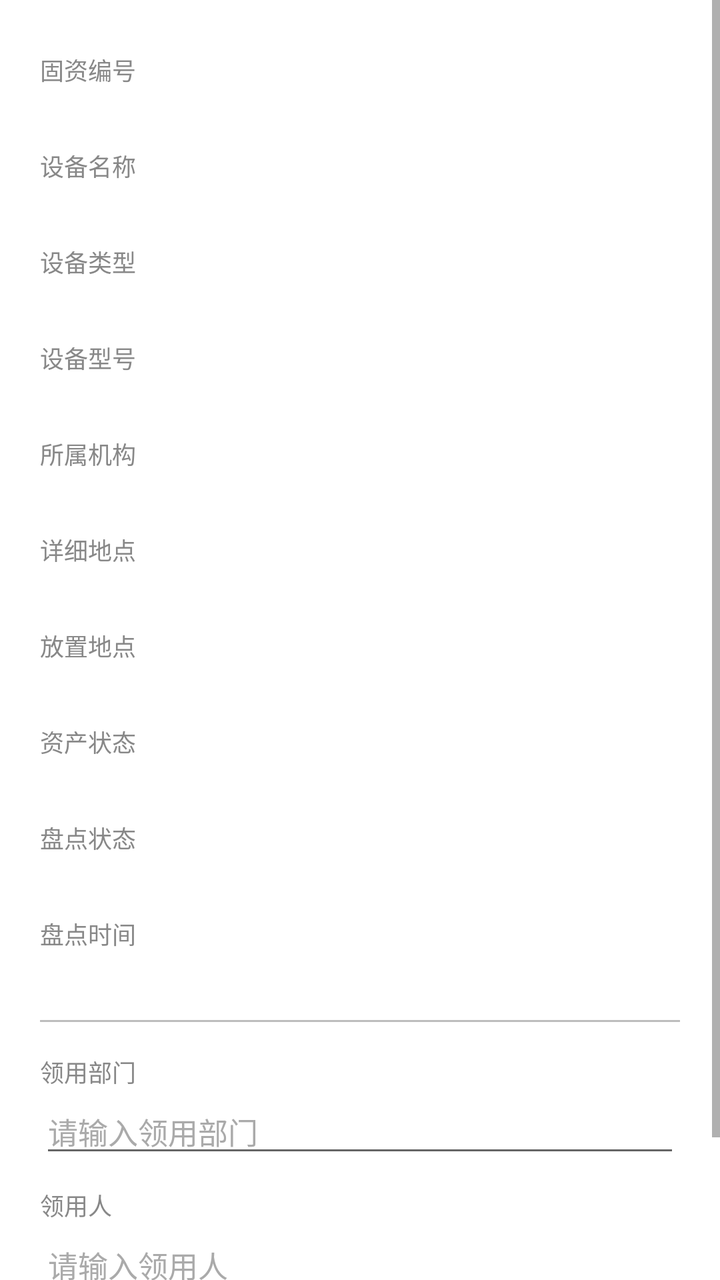
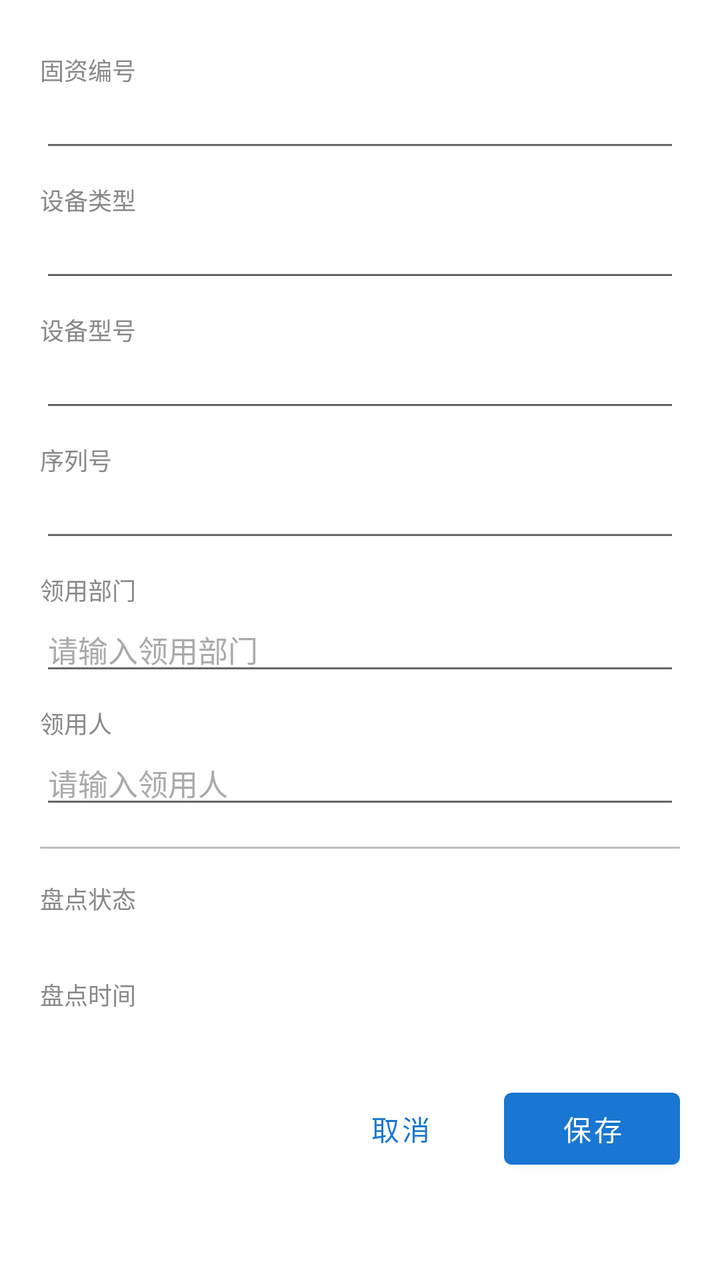

The first picture is an Android layout as it rendered before a commit; the second is the same layout after the commit. The layout source and the unified diff follow.
<!-- AndroidManifest.xml: application theme Theme.HuaxiaInventory -->
<!-- res/layout/dialog_asset_detail.xml -->
<?xml version="1.0" encoding="utf-8"?>
<ScrollView
    xmlns:android="http://schemas.android.com/apk/res/android"
    android:layout_width="match_parent"
    android:layout_height="wrap_content"
    android:fillViewport="false"
    android:background="@color/cardCorner">

    <LinearLayout
        android:layout_width="match_parent"
        android:layout_height="wrap_content"
        android:orientation="vertical"
        android:paddingStart="20dp"
        android:paddingEnd="20dp"
        android:paddingTop="16dp"
        android:paddingBottom="8dp">

        <TextView style="@style/DialogLabel"
            android:text="@string/label_epc" />
        <TextView android:id="@+id/dlgEpcTv"
            style="@style/DialogValue" />

        <TextView style="@style/DialogLabel"
            android:text="@string/label_asset_name" />
        <TextView android:id="@+id/dlgNameTv"
            style="@style/DialogValue" />

        <TextView style="@style/DialogLabel"
            android:text="@string/label_asset_type" />
        <TextView android:id="@+id/dlgTypeTv"
            style="@style/DialogValue" />

        <TextView style="@style/DialogLabel"
            android:text="@string/label_asset_model" />
        <TextView android:id="@+id/dlgModelTv"
            style="@style/DialogValue" />

        <TextView style="@style/DialogLabel"
            android:text="@string/label_org" />
        <TextView android:id="@+id/dlgOrgTv"
            style="@style/DialogValue" />

        <TextView style="@style/DialogLabel"
            android:text="@string/label_detailed_location" />
        <TextView android:id="@+id/dlgDetailedLocationTv"
            style="@style/DialogValue" />

        <TextView style="@style/DialogLabel"
            android:text="@string/label_placement_location" />
        <TextView android:id="@+id/dlgPlacementLocationTv"
            style="@style/DialogValue" />

        <TextView style="@style/DialogLabel"
            android:text="@string/label_asset_status" />
        <TextView android:id="@+id/dlgAssetStatusTv"
            style="@style/DialogValue" />

        <TextView style="@style/DialogLabel"
            android:text="@string/label_inventory_status" />
        <TextView android:id="@+id/dlgInventoryStatusTv"
            style="@style/DialogValue" />

        <TextView style="@style/DialogLabel"
            android:text="@string/label_inventory_time" />
        <TextView android:id="@+id/dlgInventoryTimeTv"
            style="@style/DialogValue" />

        <View
            android:layout_width="match_parent"
            android:layout_height="1dp"
            android:layout_marginTop="14dp"
            android:layout_marginBottom="6dp"
            android:background="@color/borderDashed" />

        <TextView style="@style/DialogLabel"
            android:text="@string/label_borrow_dept" />
        <EditText
            android:id="@+id/dlgBorrowDeptEt"
            android:layout_width="match_parent"
            android:layout_height="wrap_content"
            android:hint="@string/hint_borrow_dept"
            android:textSize="15sp"
            android:textColor="@android:color/black"
            android:textColorHint="@color/textLightHint"
            android:inputType="text"
            android:maxLines="1"
            android:autofillHints="organizationName" />

        <TextView style="@style/DialogLabel"
            android:layout_marginTop="10dp"
            android:text="@string/label_borrower" />
        <EditText
            android:id="@+id/dlgBorrowerEt"
            android:layout_width="match_parent"
            android:layout_height="wrap_content"
            android:hint="@string/hint_borrower"
            android:textSize="15sp"
            android:textColor="@android:color/black"
            android:textColorHint="@color/textLightHint"
            android:inputType="text"
            android:maxLines="1"
            android:autofillHints="personName" />

        <LinearLayout
            android:layout_width="match_parent"
            android:layout_height="wrap_content"
            android:orientation="horizontal"
            android:gravity="end"
            android:layout_marginTop="14dp">

            <com.google.android.material.button.MaterialButton
                android:id="@+id/dlgCancelBtn"
                style="@style/Widget.MaterialComponents.Button.TextButton"
                android:layout_width="wrap_content"
                android:layout_height="wrap_content"
                android:text="@string/action_cancel" />

            <com.google.android.material.button.MaterialButton
                android:id="@+id/dlgSaveBtn"
                style="@style/Widget.MaterialComponents.Button"
                android:layout_width="wrap_content"
                android:layout_height="wrap_content"
                android:layout_marginStart="8dp"
                android:text="@string/action_save" />
        </LinearLayout>
    </LinearLayout>
</ScrollView>
<!-- resources referenced by this layout -->
<resources>
  <color name="borderDashed">#BDBDBD</color>
  <color name="cardCorner">#FFFFFF</color>
  <color name="textLightHint">#AAAAAA</color>
  <string name="action_cancel">取消</string>
  <string name="action_save">保存</string>
  <string name="hint_borrow_dept">请输入领用部门</string>
  <string name="hint_borrower">请输入领用人</string>
  <string name="label_asset_model">设备型号</string>
  <string name="label_asset_name">设备名称</string>
  <string name="label_asset_status">资产状态</string>
  <string name="label_asset_type">设备类型</string>
  <string name="label_borrow_dept">领用部门</string>
  <string name="label_borrower">领用人</string>
  <string name="label_detailed_location">详细地点</string>
  <string name="label_epc">固资编号</string>
  <string name="label_inventory_status">盘点状态</string>
  <string name="label_inventory_time">盘点时间</string>
  <string name="label_org">所属机构</string>
  <string name="label_placement_location">放置地点</string>
  <style name="DialogLabel" parent="">
          <item name="android:layout_width">match_parent</item>
          <item name="android:layout_height">wrap_content</item>
          <item name="android:layout_marginTop">10dp</item>
          <item name="android:textSize">@dimen/textSizeLabel</item>
          <item name="android:textColor">@color/textHint</item>
      </style>
  <style name="DialogValue" parent="">
          <item name="android:layout_width">match_parent</item>
          <item name="android:layout_height">wrap_content</item>
          <item name="android:textSize">15sp</item>
          <item name="android:textColor">@android:color/black</item>
      </style>
  <style name="Theme.HuaxiaInventory" parent="Theme.MaterialComponents.DayNight.NoActionBar">
          <item name="colorPrimary">@color/colorPrimary</item>
          <item name="colorPrimaryDark">@color/colorPrimaryDark</item>
          <item name="colorAccent">@color/colorAccent</item>
          <item name="colorOnPrimary">@android:color/white</item>
          <item name="android:statusBarColor">@color/colorPrimary</item>
          <item name="android:windowLightStatusBar">false</item>
          <item name="toolbarStyle">@style/Huaxia.Toolbar</item>
      </style>
  <dimen name="textSizeLabel">12sp</dimen>
  <color name="textHint">#888888</color>
  <color name="colorPrimary">#1976D2</color>
  <color name="colorPrimaryDark">#0D47A1</color>
  <color name="colorAccent">#FF9800</color>
  <style name="Huaxia.Toolbar" parent="Widget.MaterialComponents.Toolbar.Primary">
          <item name="android:background">@color/colorPrimary</item>
          <item name="titleTextColor">@android:color/white</item>
          <item name="subtitleTextColor">@android:color/white</item>
          <item name="android:elevation">4dp</item>
      </style>
</resources>

<!-- the commit's change to res/layout/dialog_asset_detail.xml (unified diff, before → after) -->
@@ -17,60 +17,49 @@
 
         <TextView style="@style/DialogLabel"
             android:text="@string/label_epc" />
-        <TextView android:id="@+id/dlgEpcTv"
-            style="@style/DialogValue" />
-
-        <TextView style="@style/DialogLabel"
-            android:text="@string/label_asset_name" />
-        <TextView android:id="@+id/dlgNameTv"
-            style="@style/DialogValue" />
+        <EditText
+            android:id="@+id/dlgEpcEt"
+            android:layout_width="match_parent"
+            android:layout_height="wrap_content"
+            android:textSize="15sp"
+            android:textColor="@android:color/black"
+            android:textColorHint="@color/textLightHint"
+            android:inputType="number"
+            android:digits="0123456789"
+            android:maxLines="1" />
 
         <TextView style="@style/DialogLabel"
             android:text="@string/label_asset_type" />
-        <TextView android:id="@+id/dlgTypeTv"
-            style="@style/DialogValue" />
+        <EditText
+            android:id="@+id/dlgTypeEt"
+            android:layout_width="match_parent"
+            android:layout_height="wrap_content"
+            android:textSize="15sp"
+            android:textColor="@android:color/black"
+            android:inputType="text"
+            android:maxLines="1" />
 
         <TextView style="@style/DialogLabel"
             android:text="@string/label_asset_model" />
-        <TextView android:id="@+id/dlgModelTv"
-            style="@style/DialogValue" />
+        <EditText
+            android:id="@+id/dlgModelEt"
+            android:layout_width="match_parent"
+            android:layout_height="wrap_content"
+            android:textSize="15sp"
+            android:textColor="@android:color/black"
+            android:inputType="text"
+            android:maxLines="1" />
 
         <TextView style="@style/DialogLabel"
-            android:text="@string/label_org" />
-        <TextView android:id="@+id/dlgOrgTv"
-            style="@style/DialogValue" />
-
-        <TextView style="@style/DialogLabel"
-            android:text="@string/label_detailed_location" />
-        <TextView android:id="@+id/dlgDetailedLocationTv"
-            style="@style/DialogValue" />
-
-        <TextView style="@style/DialogLabel"
-            android:text="@string/label_placement_location" />
-        <TextView android:id="@+id/dlgPlacementLocationTv"
-            style="@style/DialogValue" />
-
-        <TextView style="@style/DialogLabel"
-            android:text="@string/label_asset_status" />
-        <TextView android:id="@+id/dlgAssetStatusTv"
-            style="@style/DialogValue" />
-
-        <TextView style="@style/DialogLabel"
-            android:text="@string/label_inventory_status" />
-        <TextView android:id="@+id/dlgInventoryStatusTv"
-            style="@style/DialogValue" />
-
-        <TextView style="@style/DialogLabel"
-            android:text="@string/label_inventory_time" />
-        <TextView android:id="@+id/dlgInventoryTimeTv"
-            style="@style/DialogValue" />
-
-        <View
+            android:text="@string/label_serial_no" />
+        <EditText
+            android:id="@+id/dlgSerialEt"
             android:layout_width="match_parent"
-            android:layout_height="1dp"
-            android:layout_marginTop="14dp"
-            android:layout_marginBottom="6dp"
-            android:background="@color/borderDashed" />
+            android:layout_height="wrap_content"
+            android:textSize="15sp"
+            android:textColor="@android:color/black"
+            android:inputType="text"
+            android:maxLines="1" />
 
         <TextView style="@style/DialogLabel"
             android:text="@string/label_borrow_dept" />
@@ -101,6 +90,23 @@
             android:maxLines="1"
             android:autofillHints="personName" />
 
+        <View
+            android:layout_width="match_parent"
+            android:layout_height="1dp"
+            android:layout_marginTop="14dp"
+            android:layout_marginBottom="6dp"
+            android:background="@color/borderDashed" />
+
+        <TextView style="@style/DialogLabel"
+            android:text="@string/label_inventory_status" />
+        <TextView android:id="@+id/dlgInventoryStatusTv"
+            style="@style/DialogValue" />
+
+        <TextView style="@style/DialogLabel"
+            android:text="@string/label_inventory_time" />
+        <TextView android:id="@+id/dlgInventoryTimeTv"
+            style="@style/DialogValue" />
+
         <LinearLayout
             android:layout_width="match_parent"
             android:layout_height="wrap_content"
<!-- resource entries referenced after the edit -->
@@ -8,17 +8,13 @@
   <string name="hint_borrow_dept">请输入领用部门</string>
   <string name="hint_borrower">请输入领用人</string>
   <string name="label_asset_model">设备型号</string>
-  <string name="label_asset_name">设备名称</string>
-  <string name="label_asset_status">资产状态</string>
   <string name="label_asset_type">设备类型</string>
   <string name="label_borrow_dept">领用部门</string>
   <string name="label_borrower">领用人</string>
-  <string name="label_detailed_location">详细地点</string>
   <string name="label_epc">固资编号</string>
   <string name="label_inventory_status">盘点状态</string>
   <string name="label_inventory_time">盘点时间</string>
-  <string name="label_org">所属机构</string>
-  <string name="label_placement_location">放置地点</string>
+  <string name="label_serial_no">序列号</string>
   <style name="DialogLabel" parent="">
           <item name="android:layout_width">match_parent</item>
           <item name="android:layout_height">wrap_content</item>
